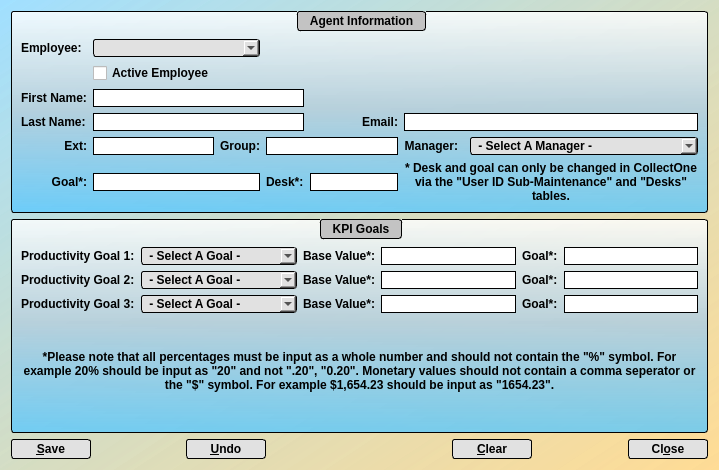
First picture: the form in agent_maintenance.ui, repository jakesb27/Manager_KPI_Tracker, before the edit.
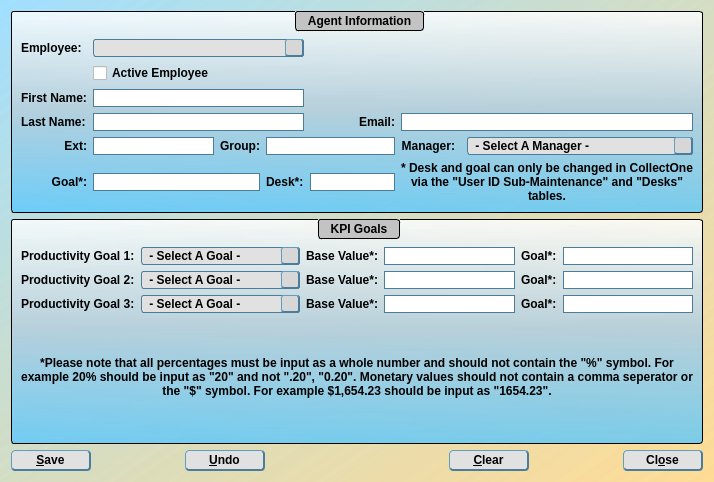
Second picture: the form after the edit. Icons and pictures are not drawn.

Commit message: Updated GUI stylesheet and created new window for graphs and removed graphs from agent details

```diff
--- a/agent_maintenance.ui
+++ b/agent_maintenance.ui
@@ -6,8 +6,8 @@
    <rect>
     <x>0</x>
     <y>0</y>
-    <width>719</width>
-    <height>470</height>
+    <width>714</width>
+    <height>482</height>
    </rect>
   </property>
   <property name="windowTitle">
@@ -45,7 +45,7 @@
 	font-weight: bold;
 }
 QLineEdit{
-	border: 1px solid black;
+	border: 1px solid rgb(75, 124, 154);;
 	font: 10pt &quot;MS Shell Dlg 2&quot;;
 }
 QTextEdit{
@@ -55,8 +55,11 @@
 	font: 10pt &quot;MS Shell Dlg 2&quot;;
 }
 QPushButton{
-	border: 1px solid black;
-	border-radius: 3px;
+	border-bottom: 2px solid rgb(75, 124, 154);
+	border-top: 1px solid rgb(95, 158, 195);
+	border-right: 2px solid rgb(75, 124, 154);
+	border-left: 1px solid rgb(95, 158, 195);
+	border-radius: 4px;
 	padding: 2px;
 	padding-left: 13px;
 	padding-right: 13px;
@@ -86,7 +89,8 @@
 	font-weight: bold;
 }
 QComboBox{
-	border: 1px solid black;
+	border: 1px solid;
+	border-color: rgb(75, 124, 154);
 	border-radius: 3px;
 	background-color: rgb(225, 225, 225);
 }
@@ -98,7 +102,42 @@
 QComboBox::pressed{
 	border: 2px solid black;
 	border-radius: 3px;
-	background-color: rgb(175, 175, 175);
+	background-color: rgb(225, 225, 225);
+}
+QComboBox::drop-down{
+	background-color: rgb(215, 215, 215);
+	border-bottom: 2px solid rgb(75, 124, 154);
+	border-top: 1px solid rgb(95, 158, 195);
+	border-right: 2px solid rgb(75, 124, 154);
+	border-left: 1px solid rgb(95, 158, 195);
+	border-radius: 3px;
+	subcontrol-origin: margin;
+	width: 16px;
+}
+QComboBox::drop-down::hover{
+	background-color: rgb(205, 205, 205);
+	border-bottom: 2px solid rgb(75, 124, 154);
+	border-top: 1px solid rgb(95, 158, 195);
+	border-right: 2px solid rgb(75, 124, 154);
+	border-left: 1px solid rgb(95, 158, 195);
+	border-radius: 3px;
+	subcontrol-origin: margin;
+	width: 16px;
+}
+QComboBox::drop-down::pressed{
+	background-color: rgb(215, 215, 215);
+	border-bottom: 1px solid rgb(75, 124, 154);
+	border-top: 2px solid rgb(95, 158, 195);
+	border-right: 1px solid rgb(75, 124, 154);
+	border-left: 2px solid rgb(95, 158, 195);
+	border-radius: 3px;
+	subcontrol-origin: margin;
+	width: 16px;
+}
+QComboBox::down-arrow{
+	image: url(:/meduit/arrow.png);
+	width: 14 px;
+	height:14 px;
 }</string>
   </property>
   <layout class="QGridLayout" name="gridLayout_2">
@@ -823,16 +862,6 @@
         </property>
        </widget>
       </item>
-      <item row="0" column="1" colspan="3">
-       <widget class="QComboBox" name="employeeSelect">
-        <property name="sizePolicy">
-         <sizepolicy hsizetype="MinimumExpanding" vsizetype="Fixed">
-          <horstretch>0</horstretch>
-          <verstretch>0</verstretch>
-         </sizepolicy>
-        </property>
-       </widget>
-      </item>
       <item row="2" column="0">
        <widget class="QLabel" name="label">
         <property name="sizePolicy">
@@ -949,6 +978,16 @@
         </property>
        </widget>
       </item>
+      <item row="0" column="1" colspan="4">
+       <widget class="QComboBox" name="employeeSelect">
+        <property name="sizePolicy">
+         <sizepolicy hsizetype="MinimumExpanding" vsizetype="Fixed">
+          <horstretch>0</horstretch>
+          <verstretch>0</verstretch>
+         </sizepolicy>
+        </property>
+       </widget>
+      </item>
      </layout>
     </widget>
    </item>
```
Left out of the diff: 46 changed lines with no effect on the pictures. The commit also changes 12 other files.
